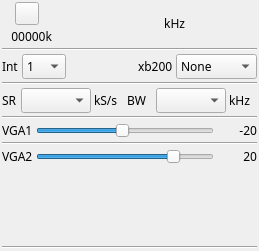
Above: plugins/samplesink/bladerfoutput/bladerfoutputgui.ui from f4exb/sdrangel before the change. Below: the same form after it.
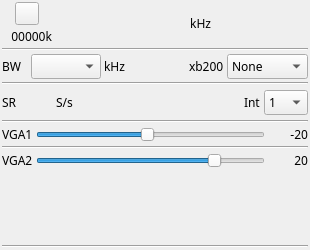
That is the form after the change. Icons and pictures are not drawn. Custom widgets are drawn as their Qt base class.

Commit message: HackRF output: continuous sample rate setting

```diff
--- a/plugins/samplesink/bladerfoutput/bladerfoutputgui.ui
+++ b/plugins/samplesink/bladerfoutput/bladerfoutputgui.ui
@@ -6,20 +6,20 @@
    <rect>
     <x>0</x>
     <y>0</y>
-    <width>259</width>
-    <height>251</height>
+    <width>310</width>
+    <height>250</height>
    </rect>
   </property>
   <property name="sizePolicy">
-   <sizepolicy hsizetype="Preferred" vsizetype="Maximum">
+   <sizepolicy hsizetype="Minimum" vsizetype="Minimum">
     <horstretch>0</horstretch>
     <verstretch>0</verstretch>
    </sizepolicy>
   </property>
   <property name="minimumSize">
    <size>
-    <width>0</width>
-    <height>210</height>
+    <width>310</width>
+    <height>250</height>
    </size>
   </property>
   <property name="font">
@@ -170,7 +170,7 @@
    </item>
    <item>
     <layout class="QGridLayout" name="gridLayout_corr">
-     <item row="0" column="2">
+     <item row="0" column="4">
       <spacer name="horizontalSpacer_2">
        <property name="orientation">
         <enum>Qt::Horizontal</enum>
@@ -183,14 +183,14 @@
        </property>
       </spacer>
      </item>
-     <item row="0" column="3">
+     <item row="0" column="5">
       <widget class="QLabel" name="xb200Label">
        <property name="text">
         <string>xb200</string>
        </property>
       </widget>
      </item>
-     <item row="0" column="4">
+     <item row="0" column="6">
       <widget class="QComboBox" name="xb200">
        <property name="toolTip">
         <string>XB200 board mode</string>
@@ -246,14 +246,122 @@
        </item>
       </widget>
      </item>
-     <item row="0" column="0">
+     <item row="0" column="1">
+      <widget class="QLabel" name="bandwidthLabel">
+       <property name="sizePolicy">
+        <sizepolicy hsizetype="Maximum" vsizetype="Preferred">
+         <horstretch>0</horstretch>
+         <verstretch>0</verstretch>
+        </sizepolicy>
+       </property>
+       <property name="text">
+        <string>BW  </string>
+       </property>
+      </widget>
+     </item>
+     <item row="0" column="2">
+      <widget class="QComboBox" name="bandwidth">
+       <property name="maximumSize">
+        <size>
+         <width>70</width>
+         <height>16777215</height>
+        </size>
+       </property>
+       <property name="toolTip">
+        <string>IF bandwidth in kHz</string>
+       </property>
+      </widget>
+     </item>
+     <item row="0" column="3">
+      <widget class="QLabel" name="bandwidthUnit">
+       <property name="text">
+        <string>kHz</string>
+       </property>
+      </widget>
+     </item>
+    </layout>
+   </item>
+   <item>
+    <widget class="Line" name="line_freq">
+     <property name="orientation">
+      <enum>Qt::Horizontal</enum>
+     </property>
+    </widget>
+   </item>
+   <item>
+    <layout class="QHBoxLayout" name="sampleRateLayout">
+     <property name="topMargin">
+      <number>2</number>
+     </property>
+     <property name="bottomMargin">
+      <number>2</number>
+     </property>
+     <item>
+      <widget class="QLabel" name="samplerateLabel">
+       <property name="sizePolicy">
+        <sizepolicy hsizetype="Maximum" vsizetype="Preferred">
+         <horstretch>0</horstretch>
+         <verstretch>0</verstretch>
+        </sizepolicy>
+       </property>
+       <property name="text">
+        <string>SR</string>
+       </property>
+      </widget>
+     </item>
+     <item>
+      <widget class="ValueDial" name="sampleRate" native="true">
+       <property name="sizePolicy">
+        <sizepolicy hsizetype="Maximum" vsizetype="Maximum">
+         <horstretch>0</horstretch>
+         <verstretch>0</verstretch>
+        </sizepolicy>
+       </property>
+       <property name="minimumSize">
+        <size>
+         <width>32</width>
+         <height>16</height>
+        </size>
+       </property>
+       <property name="font">
+        <font>
+         <family>Monospace</family>
+         <pointsize>12</pointsize>
+        </font>
+       </property>
+       <property name="toolTip">
+        <string>Device sample rate (S/s)</string>
+       </property>
+      </widget>
+     </item>
+     <item>
+      <widget class="QLabel" name="samplerateUnit">
+       <property name="text">
+        <string>S/s</string>
+       </property>
+      </widget>
+     </item>
+     <item>
+      <spacer name="horizontalSpacer_4">
+       <property name="orientation">
+        <enum>Qt::Horizontal</enum>
+       </property>
+       <property name="sizeHint" stdset="0">
+        <size>
+         <width>40</width>
+         <height>20</height>
+        </size>
+       </property>
+      </spacer>
+     </item>
+     <item>
       <widget class="QLabel" name="label_interp">
        <property name="text">
         <string>Int</string>
        </property>
       </widget>
      </item>
-     <item row="0" column="1">
+     <item>
       <widget class="QComboBox" name="interp">
        <property name="maximumSize">
         <size>
@@ -301,112 +409,6 @@
      </item>
     </layout>
    </item>
-   <item>
-    <widget class="Line" name="line_freq">
-     <property name="orientation">
-      <enum>Qt::Horizontal</enum>
-     </property>
-    </widget>
-   </item>
-   <item>
-    <layout class="QGridLayout" name="gridLayout_samplerate">
-     <property name="spacing">
-      <number>3</number>
-     </property>
-     <item row="0" column="0">
-      <widget class="QLabel" name="samplerateLabel">
-       <property name="sizePolicy">
-        <sizepolicy hsizetype="Maximum" vsizetype="Preferred">
-         <horstretch>0</horstretch>
-         <verstretch>0</verstretch>
-        </sizepolicy>
-       </property>
-       <property name="text">
-        <string>SR</string>
-       </property>
-      </widget>
-     </item>
-     <item row="0" column="1">
-      <widget class="QComboBox" name="samplerate">
-       <property name="maximumSize">
-        <size>
-         <width>70</width>
-         <height>16777215</height>
-        </size>
-       </property>
-       <property name="toolTip">
-        <string>Sample rate in kS/s</string>
-       </property>
-      </widget>
-     </item>
-     <item row="0" column="2">
-      <widget class="QLabel" name="samplerateUnit">
-       <property name="text">
-        <string>kS/s</string>
-       </property>
-      </widget>
-     </item>
-     <item row="0" column="5">
-      <widget class="QComboBox" name="bandwidth">
-       <property name="maximumSize">
-        <size>
-         <width>70</width>
-         <height>16777215</height>
-        </size>
-       </property>
-       <property name="toolTip">
-        <string>IF bandwidth in kHz</string>
-       </property>
-      </widget>
-     </item>
-     <item row="0" column="3">
-      <spacer name="horizontalSpacer">
-       <property name="orientation">
-        <enum>Qt::Horizontal</enum>
-       </property>
-       <property name="sizeHint" stdset="0">
-        <size>
-         <width>40</width>
-         <height>20</height>
-        </size>
-       </property>
-      </spacer>
-     </item>
-     <item row="0" column="4">
-      <widget class="QLabel" name="bandwidthLabel">
-       <property name="sizePolicy">
-        <sizepolicy hsizetype="Maximum" vsizetype="Preferred">
-         <horstretch>0</horstretch>
-         <verstretch>0</verstretch>
-        </sizepolicy>
-       </property>
-       <property name="text">
-        <string>BW  </string>
-       </property>
-      </widget>
-     </item>
-     <item row="0" column="6">
-      <widget class="QLabel" name="bandwidthUnit">
-       <property name="text">
-        <string>kHz</string>
-       </property>
-      </widget>
-     </item>
-     <item row="0" column="7">
-      <spacer name="horizontalSpacer_3">
-       <property name="orientation">
-        <enum>Qt::Horizontal</enum>
-       </property>
-       <property name="sizeHint" stdset="0">
-        <size>
-         <width>40</width>
-         <height>20</height>
-        </size>
-       </property>
-      </spacer>
-     </item>
-    </layout>
-   </item>
    <item>
     <widget class="Line" name="line_lna">
      <property name="orientation">
```
The commit also changes 3 other files.
